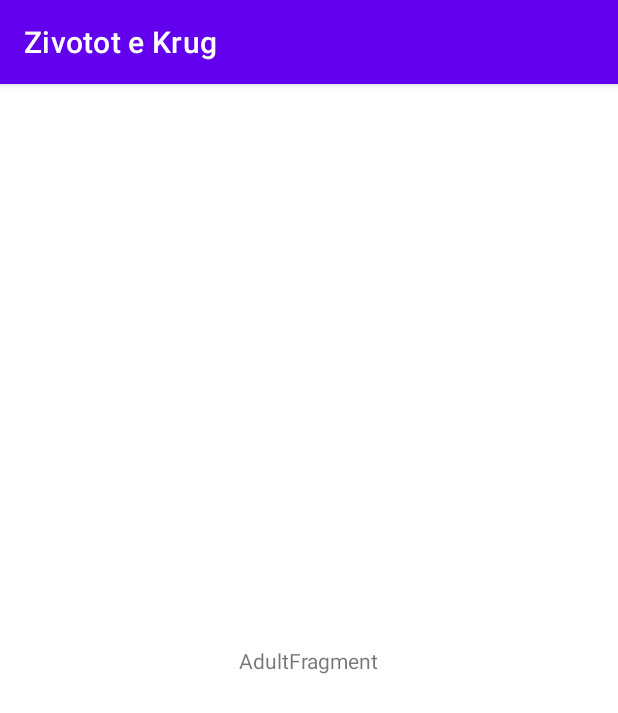
After one commit to gorjanmarkov/ZivototEKrug, an Android app: the AdultActivity screen opened directly, with no data from a screen before it, on a phone screen of 412 x 824 dp. The commit adds this screen. Shown: the top 713 px of the screen. Run offline under Robolectric (Android 15) with nearby library versions, the phone set to English and light mode, and no system bars.

Commit message:
Adding AdultActivity.kt and its fragments.

```diff
--- a/app/build.gradle
+++ b/app/build.gradle
@@ -45,6 +45,7 @@ dependencies {
     implementation 'androidx.lifecycle:lifecycle-livedata-ktx:2.3.1'
     implementation 'androidx.lifecycle:lifecycle-viewmodel-ktx:2.3.1'
     implementation "org.jetbrains.kotlin:kotlin-stdlib:$kotlin_version"
+    implementation 'androidx.legacy:legacy-support-v4:1.0.0'
     testImplementation 'junit:junit:4.+'
     androidTestImplementation 'androidx.test.ext:junit:1.1.3'
     androidTestImplementation 'androidx.test.espresso:espresso-core:3.4.0'
--- a/app/src/main/AndroidManifest.xml
+++ b/app/src/main/AndroidManifest.xml
@@ -9,7 +9,10 @@
         android:roundIcon="@mipmap/ic_launcher_round"
         android:supportsRtl="true"
         android:theme="@style/Theme.ZivototEKrug">
-        <activity android:name=".ui.register.RegisterActivity"></activity>
+        <activity
+            android:name=".ui.users.adult.AdultActivity"
+            android:exported="false" />
+        <activity android:name=".ui.register.RegisterActivity" />
         <activity
             android:name=".ui.login.LoginActivity"
             android:exported="true"
--- /dev/null
+++ b/app/src/main/java/com/example/zivotot_e_krug/ui/users/adult/AdultActivity.kt
@@ -0,0 +1,18 @@
+package com.example.zivotot_e_krug.ui.users.adult
+
+import androidx.appcompat.app.AppCompatActivity
+import android.os.Bundle
+import com.example.zivotot_e_krug.R
+
+class AdultActivity : AppCompatActivity() {
+
+    override fun onCreate(savedInstanceState: Bundle?) {
+        super.onCreate(savedInstanceState)
+        setContentView(R.layout.adult_activity)
+        if (savedInstanceState == null) {
+            supportFragmentManager.beginTransaction()
+                .replace(R.id.container, TaskFragment.newInstance())
+                .commitNow()
+        }
+    }
+}
--- /dev/null
+++ b/app/src/main/java/com/example/zivotot_e_krug/ui/users/adult/AdultViewModel.kt
@@ -0,0 +1,7 @@
+package com.example.zivotot_e_krug.ui.users.adult
+
+import androidx.lifecycle.ViewModel
+
+class AdultViewModel : ViewModel() {
+    // TODO: Implement the ViewModel
+}
--- /dev/null
+++ b/app/src/main/java/com/example/zivotot_e_krug/ui/users/adult/TaskFragment.kt
@@ -0,0 +1,30 @@
+package com.example.zivotot_e_krug.ui.users.adult
+
+import androidx.lifecycle.ViewModelProvider
+import android.os.Bundle
+import androidx.fragment.app.Fragment
+import android.view.LayoutInflater
+import android.view.View
+import android.view.ViewGroup
+import com.example.zivotot_e_krug.R
+
+
+class TaskFragment : Fragment() {
+
+    companion object {
+        fun newInstance() = TaskFragment()
+    }
+
+    private lateinit var viewModel: AdultViewModel
+
+    override fun onCreateView(
+        inflater: LayoutInflater, container: ViewGroup?,
+        savedInstanceState: Bundle?
+    ): View {
+        viewModel = ViewModelProvider(this).get(AdultViewModel::class.java)
+
+
+        return inflater.inflate(R.layout.tasks_fragment, container, false)
+    }
+
+}
--- /dev/null
+++ b/app/src/main/res/layout/adult_activity.xml
@@ -0,0 +1,7 @@
+<?xml version="1.0" encoding="utf-8"?>
+<FrameLayout xmlns:android="http://schemas.android.com/apk/res/android"
+    xmlns:tools="http://schemas.android.com/tools"
+    android:id="@+id/container"
+    android:layout_width="match_parent"
+    android:layout_height="match_parent"
+    tools:context=".AdultActivity" />
--- /dev/null
+++ b/app/src/main/res/layout/tasks_fragment.xml
@@ -0,0 +1,20 @@
+<?xml version="1.0" encoding="utf-8"?>
+<androidx.constraintlayout.widget.ConstraintLayout xmlns:android="http://schemas.android.com/apk/res/android"
+    xmlns:app="http://schemas.android.com/apk/res-auto"
+    xmlns:tools="http://schemas.android.com/tools"
+    android:id="@+id/adult"
+    android:layout_width="match_parent"
+    android:layout_height="match_parent"
+    tools:context=".ui.main.AdultFragment">
+
+    <TextView
+        android:id="@+id/message"
+        android:layout_width="wrap_content"
+        android:layout_height="wrap_content"
+        android:text="AdultFragment"
+        app:layout_constraintBottom_toBottomOf="parent"
+        app:layout_constraintEnd_toEndOf="parent"
+        app:layout_constraintStart_toStartOf="parent"
+        app:layout_constraintTop_toTopOf="parent" />
+
+</androidx.constraintlayout.widget.ConstraintLayout>
--- a/app/src/main/res/values/strings.xml
+++ b/app/src/main/res/values/strings.xml
@@ -16,4 +16,6 @@
     <string name="volunteer">Volunteer</string>
     <string name="adult">Adult</string>
     <string name="organizer">Organizer</string>
+    <!-- TODO: Remove or change this placeholder text -->
+    <string name="hello_blank_fragment">Hello blank fragment</string>
 </resources>
```
Also changed, not shown: app/src/main/java/com/example/zivotot_e_krug/data/LoginDataSource.kt (+6 -8 lines), app/src/main/java/com/example/zivotot_e_krug/ui/login/LoginActivity.kt (+12 -3 lines), app/src/main/java/com/example/zivotot_e_krug/ui/register/RegisterActivity.kt (+77 -1 lines), app/src/main/java/com/example/zivotot_e_krug/ui/users/adult/ReviewFragment.kt (added, +23 -0 lines), app/src/main/res/layout/activity_login.xml (+14 -3 lines), app/src/main/res/layout/activity_register.xml (+10 -4 lines), app/src/main/res/layout/fragment_blank.xml (added, +14 -0 lines).
